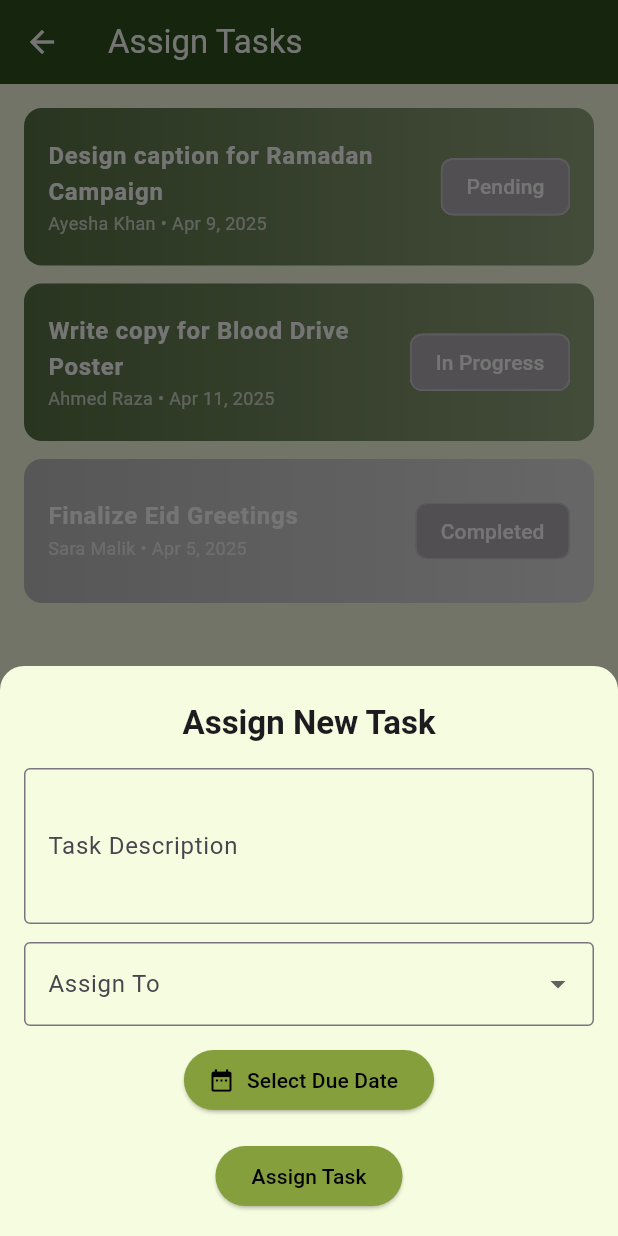
After one commit to Muhammadsaqibsharif/kaar_e_kamal, a Flutter app: the ContentTeamLeaderAssignTaskScreen screen opened by its route, after a tap on the "add" icon, on a phone screen of 412 x 824 dp. The commit adds this screen. Run offline on Flutter 3.47's test engine with Material 3 defaults, Android fonts, the phone set to English and light mode, and no system bars; our stand-ins replace carousel_slider, flutter_cache_manager, image_picker, percent_indicator, permission_handler, share_plus and 1 more; accounts and stored records are empty.

Commit message:
Content Team Leader Assign Task Screen

```diff
--- a/lib/routes/app_routes.dart
+++ b/lib/routes/app_routes.dart
@@ -4,6 +4,7 @@ import 'package:kaar_e_kamal/routes/route_names.dart';
 import 'package:kaar_e_kamal/screens/common/profile/user_profile_screen.dart';
 import 'package:kaar_e_kamal/screens/drawer/mainDrawer.dart';
 import 'package:kaar_e_kamal/screens/leaders/content_team/content_team_leader_dashboard_screen.dart';
+import 'package:kaar_e_kamal/screens/leaders/content_team/task_assignment/content_team_leader_assign_task_screen.dart';
 import 'package:kaar_e_kamal/screens/leaders/content_team/task_dashboard/content_team_leader_task_dashboard_screen.dart';
 import 'package:kaar_e_kamal/screens/president/communication/president_communication_screen.dart';
 import 'package:kaar_e_kamal/screens/president/documentation_compliance/compliance_screen.dart';
@@ -142,6 +143,7 @@ class AppRoutes {
       RouteNames.ContentTeamLeaderDashboardScreen: (context) =>
           const ContentTeamLeaderDashboardScreen(),
       RouteNames.ContentTeamLeaderTaskDashboardScreen: (context) => ContentTeamLeaderTaskDashboardScreen(),
+      RouteNames.ContentTeamLeaderAssignTaskScreen: (context) => ContentTeamLeaderAssignTaskScreen(),
     };
   }
 }
--- a/lib/routes/route_names.dart
+++ b/lib/routes/route_names.dart
@@ -53,6 +53,7 @@ class RouteNames {
    //content team leader routes
   static const String ContentTeamLeaderDashboardScreen = '/ContentTeamLeaderDashboardScreen';
   static const String ContentTeamLeaderTaskDashboardScreen = '/ContentTeamLeaderTaskDashboardScreen';
+  static const String ContentTeamLeaderAssignTaskScreen = '/ContentTeamLeaderAssignTaskScreen';
 
 
 }
--- a/lib/screens/leaders/content_team/content_team_leader_dashboard_screen.dart
+++ b/lib/screens/leaders/content_team/content_team_leader_dashboard_screen.dart
@@ -50,7 +50,8 @@ class ContentTeamLeaderDashboardScreen extends StatelessWidget {
                     title: 'Assign Tasks',
                     icon: Icons.task,
                     onTap: () {
-                      // Navigator.pushNamed(context, RouteNames.ContentTeamLeaderAssignTask);
+                      Navigator.pushNamed(context,
+                          RouteNames.ContentTeamLeaderAssignTaskScreen);
                     },
                   ),
                   _buildFeatureTile(
--- /dev/null
+++ b/lib/screens/leaders/content_team/task_assignment/content_team_leader_assign_task_screen.dart
@@ -0,0 +1,317 @@
+import 'package:flutter/material.dart';
+import 'package:intl/intl.dart';
+import 'package:flutter/services.dart';
+
+// void main() => runApp(const MyApp());
+
+// class MyApp extends StatelessWidget {
+//   const MyApp({super.key});
+
+//   @override
+//   Widget build(BuildContext context) {
+//     return MaterialApp(
+//       title: 'Task Management',
+//       theme: ThemeData(
+//         primarySwatch: Colors.blue,
+//         visualDensity: VisualDensity.adaptivePlatformDensity,
+//       ),
+//       home: const ContentTeamLeaderAssignTaskScreen(),
+//     );
+//   }
+// }
+
+class ContentTeamLeaderAssignTaskScreen extends StatefulWidget {
+  const ContentTeamLeaderAssignTaskScreen({super.key});
+
+  @override
+  State<ContentTeamLeaderAssignTaskScreen> createState() =>
+      _ContentTeamLeaderAssignTaskScreenState();
+}
+
+class _ContentTeamLeaderAssignTaskScreenState
+    extends State<ContentTeamLeaderAssignTaskScreen> {
+  final List<Map<String, dynamic>> tasks = [
+    {
+      'description': 'Design caption for Ramadan Campaign',
+      'member': 'Ayesha Khan',
+      'date': DateTime.now().add(const Duration(days: 3)),
+      'status': 'Pending',
+      'output':
+          'Here is the sample caption: "Reflect. Rejoice. Ramadan Mubarak!"'
+    },
+    {
+      'description': 'Write copy for Blood Drive Poster',
+      'member': 'Ahmed Raza',
+      'date': DateTime.now().add(const Duration(days: 5)),
+      'status': 'In Progress',
+      'output': 'Donate blood, save lives. Join our drive this Friday at 5 PM!'
+    },
+    {
+      'description': 'Finalize Eid Greetings',
+      'member': 'Sara Malik',
+      'date': DateTime.now().subtract(const Duration(days: 1)),
+      'status': 'Completed',
+      'output': 'May this Eid bring joy, peace, and blessings. Eid Mubarak!'
+    },
+  ];
+
+  final List<String> teamMembers = [
+    'Ayesha Khan',
+    'Ahmed Raza',
+    'Sara Malik',
+    'Hamza Farooq'
+  ];
+
+  void _showAddTaskDialog() {
+    final TextEditingController descController = TextEditingController();
+    String? selectedMember;
+    DateTime? selectedDate;
+
+    showModalBottomSheet(
+      context: context,
+      isScrollControlled: true,
+      backgroundColor: Theme.of(context).scaffoldBackgroundColor,
+      shape: const RoundedRectangleBorder(
+        borderRadius: BorderRadius.vertical(top: Radius.circular(16)),
+      ),
+      builder: (context) {
+        return Padding(
+          padding: EdgeInsets.only(
+            top: 24,
+            left: 16,
+            right: 16,
+            bottom: MediaQuery.of(context).viewInsets.bottom + 16,
+          ),
+          child: Column(
+            mainAxisSize: MainAxisSize.min,
+            children: [
+              Text("Assign New Task",
+                  style: Theme.of(context)
+                      .textTheme
+                      .titleLarge
+                      ?.copyWith(fontWeight: FontWeight.bold)),
+              const SizedBox(height: 16),
+              TextField(
+                controller: descController,
+                maxLines: 3,
+                decoration: const InputDecoration(
+                  labelText: 'Task Description',
+                  border: OutlineInputBorder(),
+                ),
+              ),
+              const SizedBox(height: 12),
+              DropdownButtonFormField<String>(
+                decoration: const InputDecoration(
+                  labelText: 'Assign To',
+                  border: OutlineInputBorder(),
+                ),
+                items: teamMembers.map((member) {
+                  return DropdownMenuItem(
+                    value: member,
+                    child: Text(member),
+                  );
+                }).toList(),
+                onChanged: (value) => selectedMember = value,
+              ),
+              const SizedBox(height: 12),
+              ElevatedButton.icon(
+                icon: const Icon(Icons.date_range),
+                label: Text(selectedDate == null
+                    ? 'Select Due Date'
+                    : DateFormat.yMMMd().format(selectedDate!)),
+                onPressed: () async {
+                  final picked = await showDatePicker(
+                    context: context,
+                    firstDate: DateTime.now(),
+                    lastDate: DateTime(2100),
+                    initialDate: DateTime.now(),
+                  );
+                  if (picked != null) {
+                    setState(() => selectedDate = picked);
+                  }
+                },
+              ),
+              const SizedBox(height: 16),
+              ElevatedButton(
+                onPressed: () {
+                  if (descController.text.isEmpty ||
+                      selectedMember == null ||
+                      selectedDate == null) return;
+
+                  setState(() {
+                    tasks.insert(0, {
+                      'description': descController.text.trim(),
+                      'member': selectedMember!,
+                      'date': selectedDate!,
+                      'status': 'Pending',
+                      'output': 'No output yet.',
+                    });
+                  });
+
+                  Navigator.pop(context);
+                },
+                child: const Text('Assign Task'),
+              ),
+            ],
+          ),
+        );
+      },
+    );
+  }
+
+  void _showTaskDetails(Map<String, dynamic> task) {
+    bool isCompleted = task['status'] == 'Completed';
+
+    showDialog(
+      context: context,
+      builder: (_) => AlertDialog(
+        title: Text(
+          "Task Details",
+          style: TextStyle(
+            color: Theme.of(context).brightness == Brightness.dark
+                ? Colors.white
+                : Colors.black,
+          ),
+        ),
+        content: SingleChildScrollView(
+          child: Column(
+            crossAxisAlignment: CrossAxisAlignment.start,
+            children: [
+              Text('📝 Description: ${task['description']}'),
+              const SizedBox(height: 8),
+              Text('👤 Assigned to: ${task['member']}'),
+              const SizedBox(height: 8),
+              Text('📅 Due Date: ${DateFormat.yMMMd().format(task['date'])}'),
+              const SizedBox(height: 8),
+              Text('📌 Status: ${task['status']}'),
+              const SizedBox(height: 16),
+              Text('📤 Output:',
+                  style: const TextStyle(fontWeight: FontWeight.bold)),
+              const SizedBox(height: 6),
+              Container(
+                padding: const EdgeInsets.all(12),
+                decoration: BoxDecoration(
+                  color: Theme.of(context).primaryColor.withOpacity(0.1),
+                  borderRadius: BorderRadius.circular(8),
+                ),
+                child: Column(
+                  children: [
+                    Text(task['output'] ?? 'No output submitted yet.'),
+                    const SizedBox(height: 12),
+                    ElevatedButton.icon(
+                      onPressed: () {
+                        Clipboard.setData(ClipboardData(text: task['output']))
+                            .then((_) {
+                          ScaffoldMessenger.of(context).showSnackBar(
+                            const SnackBar(content: Text('Output copied!')),
+                          );
+                        });
+                      },
+                      icon: const Icon(Icons.copy),
+                      label: const Text('Copy Output'),
+                    ),
+                  ],
+                ),
+              ),
+            ],
+          ),
+        ),
+        actions: [
+          if (!isCompleted)
+            TextButton(
+              onPressed: () {
+                setState(() {
+                  task['status'] = 'Accepted';
+                });
+                Navigator.pop(context);
+                ScaffoldMessenger.of(context).showSnackBar(
+                  const SnackBar(content: Text('Task marked as Accepted')),
+                );
+              },
+              child: const Text('Accept ✅'),
+            ),
+          if (!isCompleted)
+            TextButton(
+              onPressed: () {
+                setState(() {
+                  task['status'] = 'Needs Revision';
+                });
+                Navigator.pop(context);
+                ScaffoldMessenger.of(context).showSnackBar(
+                  const SnackBar(content: Text('Task sent for Revision')),
+                );
+              },
+              child: const Text('Request Revision ✏️'),
+            ),
+          TextButton(
+            onPressed: () => Navigator.pop(context),
+            child: const Text('Close'),
+          ),
+        ],
+      ),
+    );
+  }
+
+  Widget _buildTaskTile(Map<String, dynamic> task) {
+    final isUrgent =
+        (task['date'] as DateTime).difference(DateTime.now()).inDays <= 2;
+    final isCompleted = task['status'] == 'Completed';
+
+    final gradient = isCompleted
+        ? LinearGradient(colors: [Colors.grey[400]!, Colors.grey[300]!])
+        : isUrgent
+            ? const LinearGradient(colors: [Colors.red, Colors.orange])
+            : LinearGradient(colors: [
+                Theme.of(context).primaryColor.withOpacity(0.8),
+                Theme.of(context).primaryColor.withOpacity(0.5)
+              ]);
+
+    return Container(
+      decoration: BoxDecoration(
+        gradient: gradient,
+        borderRadius: BorderRadius.circular(12),
+      ),
+      child: ListTile(
+        contentPadding:
+            const EdgeInsets.symmetric(horizontal: 16, vertical: 12),
+        title: Text(task['description'],
+            style: const TextStyle(
+                fontWeight: FontWeight.bold, color: Colors.white)),
+        subtitle: Text(
+          '${task['member']} • ${DateFormat.yMMMd().format(
+            task['date'] is String
+                ? DateTime.tryParse(task['date']) ?? DateTime.now()
+                : task['date'],
+          )}',
+          style: const TextStyle(fontSize: 12, color: Colors.white70),
+        ),
+        trailing: Chip(
+          label:
+              Text(task['status'], style: const TextStyle(color: Colors.white)),
+          backgroundColor: Colors.black.withOpacity(0.3),
+        ),
+        onTap: () => _showTaskDetails(task),
+      ),
+    );
+  }
+
+  @override
+  Widget build(BuildContext context) {
+    return Scaffold(
+      appBar: AppBar(
+        title: const Text('Assign Tasks'),
+      ),
+      body: ListView.separated(
+        padding: const EdgeInsets.all(16),
+        itemCount: tasks.length,
+        separatorBuilder: (_, __) => const SizedBox(height: 12),
+        itemBuilder: (_, index) => _buildTaskTile(tasks[index]),
+      ),
+      floatingActionButton: FloatingActionButton(
+        onPressed: _showAddTaskDialog,
+        backgroundColor: Theme.of(context).primaryColor,
+        child: const Icon(Icons.add),
+      ),
+    );
+  }
+}
```
